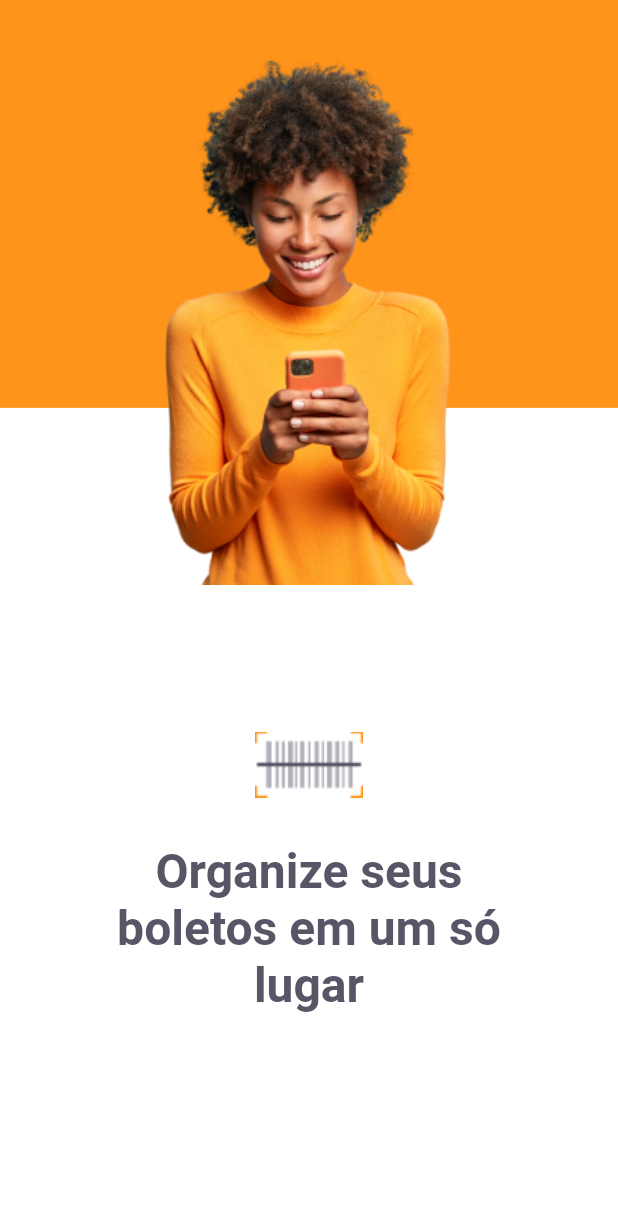
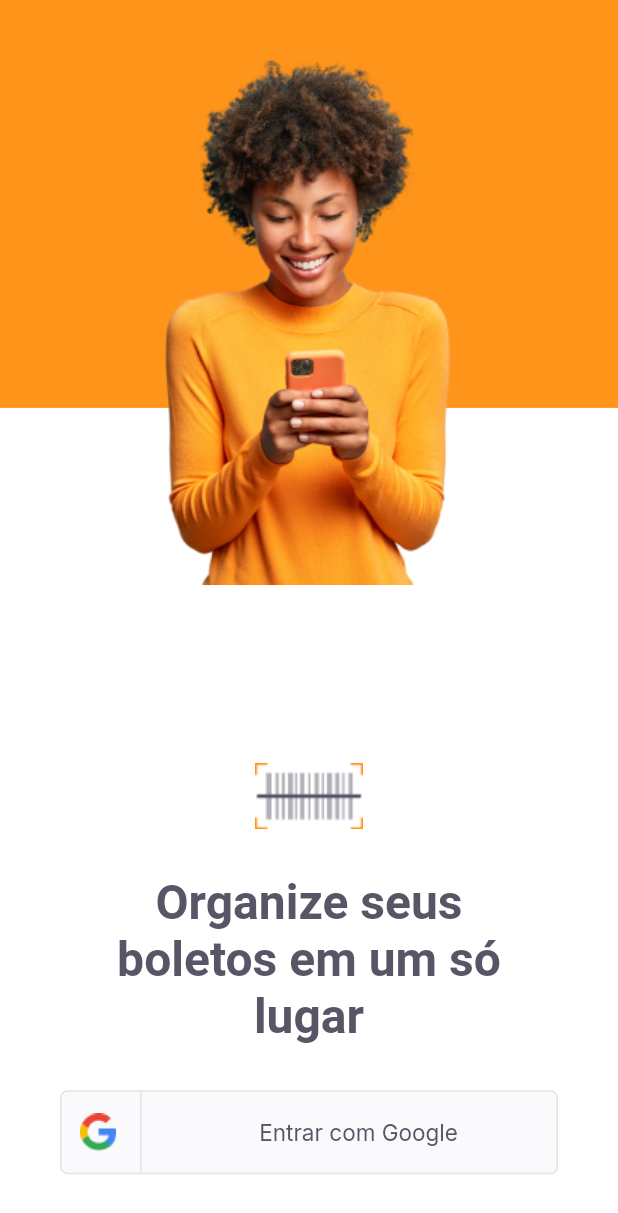
Before and after one commit to AramLima/payflow, a Flutter app: the screen it shows after launch, on a phone screen of 412 x 824 dp. Shown: the top 1213 px of the screen. Run offline on Flutter 3.47's test engine with Material 2 defaults, Android fonts, the phone set to English and light mode, and no system bars; our stand-ins replace firebase_core, google_fonts, google_sign_in, shared_preferences; accounts and stored records are empty.

```diff
--- /dev/null
+++ b/lib/app_widget.dart
@@ -0,0 +1,22 @@
+import 'package:flutter/material.dart';
+import 'package:payflow/modules/home/home_page.dart';
+import 'package:payflow/modules/login/login_page.dart';
+
+import 'modules/splash/splash_page.dart';
+import 'shared/themes/app_colors.dart';
+
+class AppWidget extends StatelessWidget {
+  @override
+  Widget build(BuildContext context) {
+    return MaterialApp(
+      title: 'Pay Flow',
+      theme: ThemeData(primaryColor: AppColors.primary),
+      initialRoute: "/splash",
+      routes: {
+        "/splash": (context) => SlpashPage(),
+        "/home": (context) => HomePage(),
+        "/login": (context) => LoginPage(),
+      },
+    );
+  }
+}
--- a/lib/main.dart
+++ b/lib/main.dart
@@ -1,20 +1,43 @@
+import 'package:firebase_core/firebase_core.dart';
 import 'package:flutter/material.dart';
-import 'package:payflow/modules/login/login_page.dart';
-import 'package:payflow/modules/splash/splash_page.dart';
-import 'package:payflow/shared/themes/app_colors.dart';
+import 'package:payflow/app_widget.dart';
 
 void main() {
-  runApp(AppWidget());
+  runApp(AppFirebase());
 }
 
-class AppWidget extends StatelessWidget {
-  // This widget is the root of your application.
+class AppFirebase extends StatefulWidget {
+  @override
+  _AppFirebaseState createState() => _AppFirebaseState();
+}
+
+class _AppFirebaseState extends State<AppFirebase> {
+  final Future<FirebaseApp> _initialization = Firebase.initializeApp();
+
   @override
   Widget build(BuildContext context) {
-    return MaterialApp(
-      title: 'Pay Flow',
-      theme: ThemeData(primaryColor: AppColors.primary),
-      home: LoginPage(),
+    return FutureBuilder(
+      future: _initialization,
+      builder: (context, snapshot) {
+        if (snapshot.hasError) {
+          return Material(
+            child: Center(
+              child: Text(
+                "Não foi possível inicializar o Firebase",
+                textDirection: TextDirection.ltr,
+              ),
+            ),
+          );
+        } else if (snapshot.connectionState == ConnectionState.done) {
+          return AppWidget();
+        } else {
+          return Material(
+            child: Center(
+              child: CircularProgressIndicator(),
+            ),
+          );
+        }
+      },
     );
   }
 }
--- a/lib/modules/login/login_page.dart
+++ b/lib/modules/login/login_page.dart
@@ -1,7 +1,10 @@
 import 'package:flutter/material.dart';
+import 'package:google_sign_in/google_sign_in.dart';
+import 'package:payflow/modules/login/login_controller.dart';
 import 'package:payflow/shared/themes/app_colors.dart';
 import 'package:payflow/shared/themes/app_images.dart';
 import 'package:payflow/shared/themes/app_text_styles.dart';
+import 'package:payflow/shared/widgets/social_login/social_login_button.dart';
 
 class LoginPage extends StatefulWidget {
   const LoginPage({Key? key}) : super(key: key);
@@ -11,6 +14,7 @@ class LoginPage extends StatefulWidget {
 }
 
 class _LoginPageState extends State<LoginPage> {
+  final controller = LoginController();
   @override
   Widget build(BuildContext context) {
     final size = MediaQuery.of(context).size;
@@ -36,7 +40,7 @@ class _LoginPageState extends State<LoginPage> {
                   height: 350,
                 )),
             Positioned(
-              bottom: size.height * 0.18,
+              bottom: size.height * 0.05,
               left: 0,
               right: 0,
               child: Column(
@@ -52,7 +56,16 @@ class _LoginPageState extends State<LoginPage> {
                       textAlign: TextAlign.center,
                       style: TextStyles.titleHome,
                     ),
-                  )
+                  ),
+                  Padding(
+                    padding:
+                        const EdgeInsets.only(top: 30, left: 40, right: 40),
+                    child: SocialLoginButton(
+                      onTap: () {
+                        controller.googleSignIn(context);
+                      },
+                    ),
+                  ),
                 ],
               ),
             ),
--- a/lib/modules/splash/splash_page.dart
+++ b/lib/modules/splash/splash_page.dart
@@ -1,4 +1,5 @@
 import 'package:flutter/material.dart';
+import 'package:payflow/shared/auth/auth_controller.dart';
 import 'package:payflow/shared/themes/app_colors.dart';
 import 'package:payflow/shared/themes/app_images.dart';
 
@@ -7,6 +8,8 @@ class SlpashPage extends StatelessWidget {
 
   @override
   Widget build(BuildContext context) {
+    final authController = AuthController();
+    authController.currentUser(context);
     return Scaffold(
       backgroundColor: AppColors.background,
       body: Stack(
--- /dev/null
+++ b/lib/shared/models/user_model.dart
@@ -0,0 +1,22 @@
+import 'dart:convert';
+
+class UserModel {
+  final String name;
+  final String? photoURL;
+
+  UserModel({required this.name, required this.photoURL});
+
+  factory UserModel.fromMap(Map<String, dynamic> map) {
+    return UserModel(name: map['name'], photoURL: map['photoURL']);
+  }
+
+  factory UserModel.fromJson(String json) =>
+      UserModel.fromMap(jsonDecode(json));
+
+  Map<String, dynamic> toMap() => {
+        "name": name,
+        "photoURL": photoURL,
+      };
+
+  String toJason() => jsonEncode(toMap());
+}
--- a/lib/shared/widgets/social_login/social_login_button.dart
+++ b/lib/shared/widgets/social_login/social_login_button.dart
@@ -1,10 +1,56 @@
 import 'package:flutter/material.dart';
+import 'package:payflow/shared/themes/app_colors.dart';
+import 'package:payflow/shared/themes/app_images.dart';
+import 'package:payflow/shared/themes/app_text_styles.dart';
 
 class SocialLoginButton extends StatelessWidget {
-  const SocialLoginButton({Key? key}) : super(key: key);
+  final VoidCallback onTap;
+  const SocialLoginButton({Key? key, required this.onTap}) : super(key: key);
 
   @override
   Widget build(BuildContext context) {
-    return Container();
+    return InkWell(
+      onTap: onTap,
+      child: Container(
+        height: 56,
+        decoration: BoxDecoration(
+          color: AppColors.shape,
+          borderRadius: BorderRadius.circular(5),
+          border: Border.fromBorderSide(BorderSide(color: AppColors.stroke)),
+        ),
+        child: Row(
+          children: [
+            Expanded(
+                flex: 1,
+                child: Row(
+                  mainAxisAlignment: MainAxisAlignment.center,
+                  children: [
+                    Image.asset(AppImages.google),
+                    SizedBox(
+                      width: 16,
+                    ),
+                    Container(
+                      height: 56,
+                      width: 1,
+                      color: AppColors.stroke,
+                    ),
+                  ],
+                )),
+            Expanded(
+              flex: 4,
+              child: Row(
+                mainAxisAlignment: MainAxisAlignment.center,
+                children: [
+                  Text(
+                    "Entrar com Google",
+                    style: TextStyles.buttonGray,
+                  ),
+                ],
+              ),
+            ),
+          ],
+        ),
+      ),
+    );
   }
 }
--- a/pubspec.yaml
+++ b/pubspec.yaml
@@ -29,6 +29,9 @@ dependencies:
   # Use with the CupertinoIcons class for iOS style icons.
   cupertino_icons: ^1.0.2
   google_fonts: ^2.1.0
+  firebase_core: ^1.3.0
+  google_sign_in: ^5.0.4
+  shared_preferences: ^2.0.6
 
 dev_dependencies:
   flutter_test:
```
Also changed, not shown: lib/modules/home/home_page.dart (added, +42 -0 lines), lib/modules/login/login_controller.dart (added, +27 -0 lines), lib/shared/auth/auth_controller.dart (added, +38 -0 lines), pubspec.lock, 4 other files.
